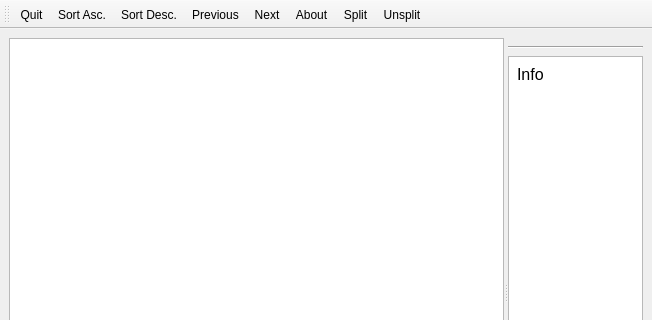
The window that ui/mainwindow.ui (simaxw/unit-convert) describes before a commit, drawn with Qt 5; both pictures show x 0 to 652 and y 0 to 320 of the 652 by 576 pixel window.
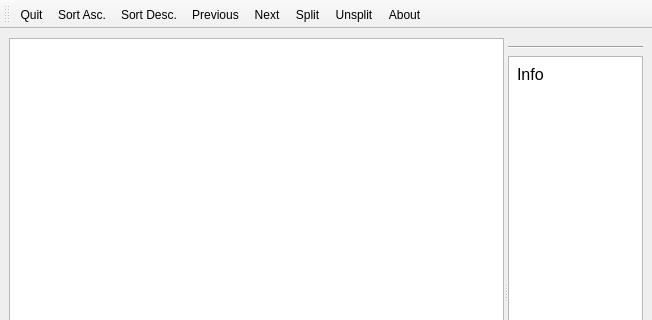
The same window after the commit. Icons and pictures are not drawn.

Commit message: don't remote evaluated expression until focus loss, moved About at end

```diff
--- a/ui/mainwindow.ui
+++ b/ui/mainwindow.ui
@@ -161,9 +161,9 @@
    <addaction name="actionSortDesc"/>
    <addaction name="actionPrevious"/>
    <addaction name="actionNext"/>
-   <addaction name="actionAbout"/>
    <addaction name="actionSplit"/>
    <addaction name="actionUnsplit"/>
+   <addaction name="actionAbout"/>
   </widget>
   <widget class="QStatusBar" name="statusBar"/>
   <action name="actionAbout">
```
The commit also changes 2 other files.
